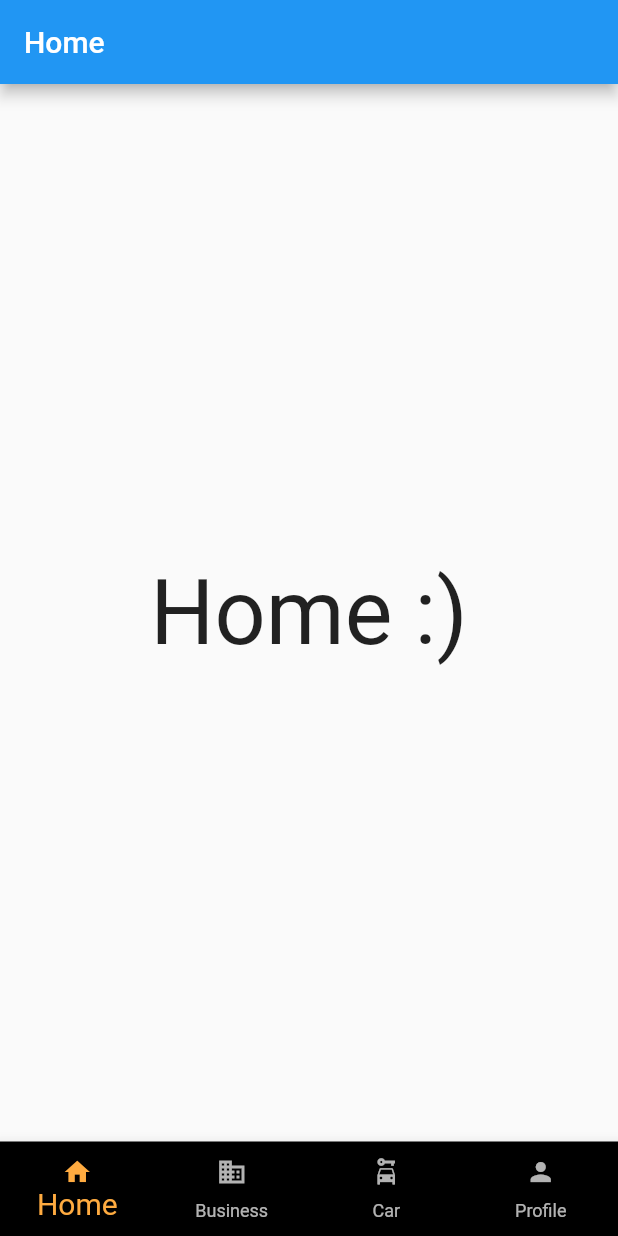
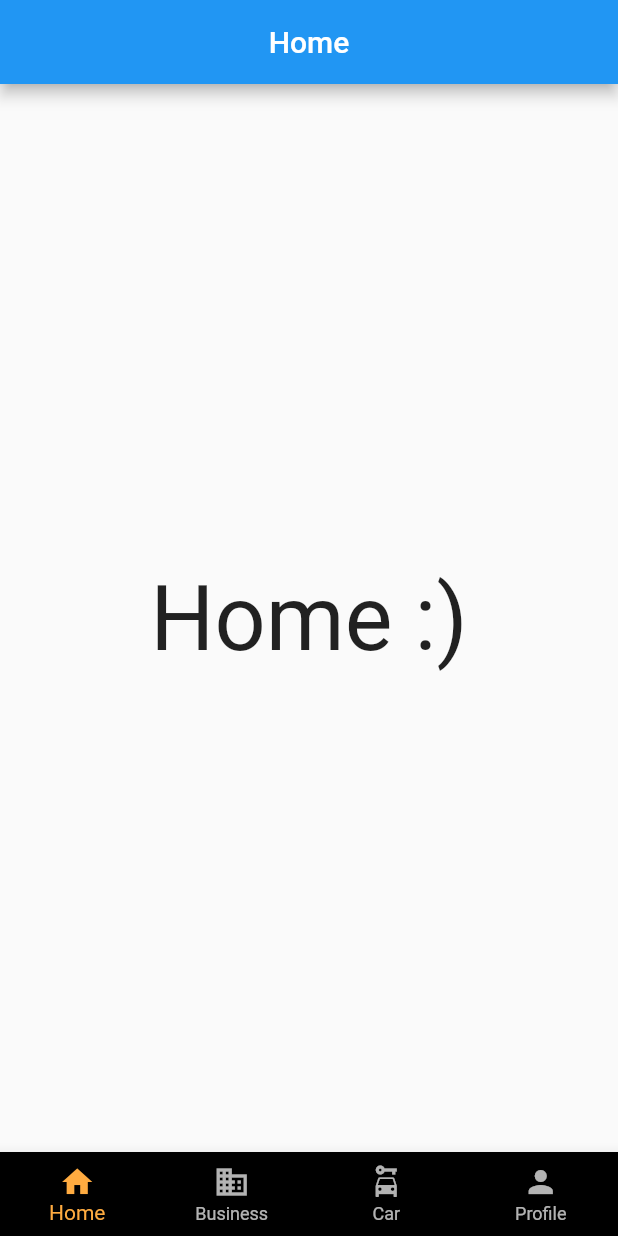
Before and after one commit to Sergioarg/practice_flutter, a Flutter app: the screen it shows after launch, on a phone screen of 412 x 824 dp. Run offline on Flutter 3.47's test engine with Material 2 defaults, Android fonts, the phone set to English and light mode, and no system bars.

Commit message:
Create function to change dinamycall titles

```diff
--- a/demo_xyzies/lib/App/Screens/app_page.dart
+++ b/demo_xyzies/lib/App/Screens/app_page.dart
@@ -16,9 +16,9 @@ class _MyAppPageState extends State<MyAppPage> {
 
   final screens = [
     HomePage(),
+    BussinesPage(),
     CarPage(),
     ProfilePage(),
-    BussinesPage(),
   ];
 
   @override
@@ -31,13 +31,14 @@ class _MyAppPageState extends State<MyAppPage> {
 
         bottomNavigationBar: BottomNavigationBar(
           // config to get default values
-          type:
-              BottomNavigationBarType.fixed, // this line remove the animations
+          type: BottomNavigationBarType.fixed, // remove the animations
           backgroundColor: Colors.black,
           selectedItemColor: Colors.orangeAccent,
           unselectedItemColor: Colors.white70,
-          selectedFontSize: 20,
-          iconSize: 20,
+          // selectedFontSize: 30,
+          // unselectedFontSize: 20,
+          // iconSize: 30,
+          // showUnselectedLabels: false,
 
           currentIndex: selectedIndex,
           onTap: (index) => setState(() => selectedIndex = index),
--- a/demo_xyzies/lib/App/Screens/home_page.dart
+++ b/demo_xyzies/lib/App/Screens/home_page.dart
@@ -1,11 +1,28 @@
 import 'package:flutter/material.dart';
 
-class HomePage extends StatelessWidget {
+class HomePage extends StatefulWidget {
+  const HomePage({Key? key}) : super(key: key);
+
   @override
-  Widget build(BuildContext context) => Scaffold(
-          appBar: AppBar(
-        title: Text('Home'),
+  _HomePageState createState() => _HomePageState();
+}
+
+class _HomePageState extends State<HomePage> {
+  final String _title = 'Home - Demo XYZies';
+
+  @override
+  Widget build(BuildContext context) {
+    return Title(
+      title: _title,
+      color: Colors.blue, // This is required
+      child: Scaffold(
+        appBar: AppBar(
+          title: const Text('Home'),
+          centerTitle: true,
+        ),
+        body: const Center(
+            child: Text('Home :)', style: TextStyle(fontSize: 60))),
       ),
-      body: Center(child: Text('Home :)', style: TextStyle(fontSize: 60))),
-      );
+    );
+  }
 }
--- a/demo_xyzies/lib/main.dart
+++ b/demo_xyzies/lib/main.dart
@@ -11,13 +11,12 @@ class MyApp extends StatelessWidget {
   // This widget is the root of your application.
   @override
   Widget build(BuildContext context) {
-    return MaterialApp(
-      title: 'Demo XYZies',
+    return const MaterialApp(
       debugShowCheckedModeBanner: false,
-      theme: ThemeData(
-        primarySwatch: Colors.blue,
-      ),
-      home: const MyAppPage(),
+      // theme: ThemeData(
+      //   primarySwatch: Colors.blue,
+      // ),
+      home: MyAppPage(),
     );
   }
 }
--- a/demo_xyzies/pubspec.yaml
+++ b/demo_xyzies/pubspec.yaml
@@ -38,6 +38,7 @@ dependencies:
 dev_dependencies:
   flutter_test:
     sdk: flutter
+  flutter_launcher_icons: ^0.9.2
 
   # The "flutter_lints" package below contains a set of recommended lints to
   # encourage good coding practices. The lint set provided by the package is
```
Also changed, not shown: demo_xyzies/lib/App/Screens/bussines_page.dart (+22 -6 lines), demo_xyzies/lib/App/Screens/car_page.dart (+22 -5 lines), demo_xyzies/lib/App/Screens/profile_page.dart (+21 -6 lines), demo_xyzies/pubspec.lock.
